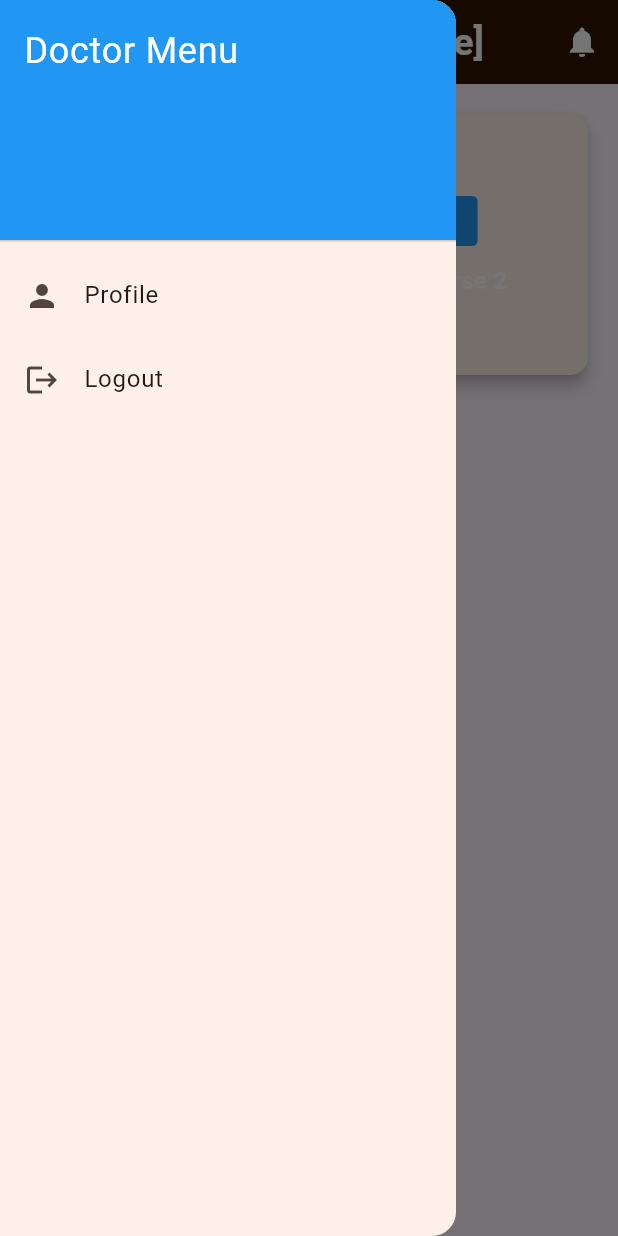
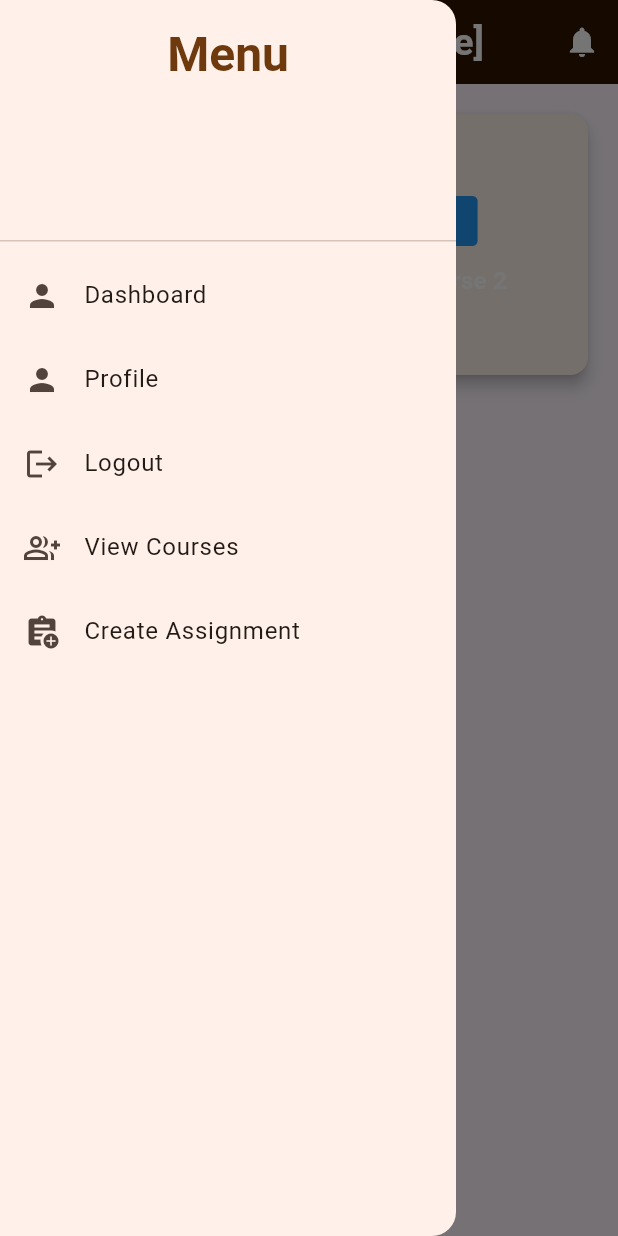
Before and after one commit to MobileProgramming2025/MobileProgramming, a Flutter app: the DoctorDashboard screen opened by its route, with the side drawer open, on a phone screen of 412 x 824 dp. Run offline on Flutter 3.47's test engine with Material 3 defaults, Android fonts, the phone set to English and light mode, and no system bars; our stand-ins replace cloud_firestore, file_picker, firebase_auth, firebase_core, firebase_storage, flutter_sizer and 1 more; accounts and stored records are empty.

Commit message:
doctor drawer

```diff
--- a/lib/main.dart
+++ b/lib/main.dart
@@ -145,6 +145,7 @@ class MyApp extends StatelessWidget {
           '/createQuiz': (context) => QuizCreationScreen(),
           '/add-doctor': (context) => AddDoctorScreen(),
           '/Doctors Dashboard': (context) => DashboardScreen(),
+          '/Doctor-dashboard':(context)=>DoctorDashboard(),
           '/add_courses': (context) => AddCoursesScreen(),
           '/view_courses': (context) => ViewCoursesScreen(),
         },
--- a/lib/screens/Assignment/assignment_list_screen.dart
+++ b/lib/screens/Assignment/assignment_list_screen.dart
@@ -1,5 +1,6 @@
 import 'package:flutter/material.dart';
 import 'package:cloud_firestore/cloud_firestore.dart';
+import 'package:mobileprogramming/screens/doctorDrawer.dart';
 import 'package:mobileprogramming/screens/userDrawer.dart';
 import 'add_edit_assignment_screen.dart';
 
@@ -103,7 +104,7 @@ class _AssignmentListScreenState extends State<AssignmentListScreen> {
           ),
         ),
       ),
-      drawer: const UserDrawer(),
+      drawer: const DoctorDrawer(),
 
       body: ListView.builder(
         itemCount: _assignments.length,
--- /dev/null
+++ b/lib/screens/doctorDrawer.dart
@@ -0,0 +1,59 @@
+import 'package:flutter/material.dart';
+
+class DoctorDrawer extends StatelessWidget {
+  const DoctorDrawer({Key? key}) : super(key: key);
+
+  @override
+  Widget build(BuildContext context) {
+    return Drawer(
+      child: ListView(
+        padding: EdgeInsets.zero,
+        children: <Widget>[
+          DrawerHeader(
+            child: Text(
+              'Menu',
+              style: Theme.of(context).textTheme.headlineLarge,
+              textAlign: TextAlign.center,
+            ),
+          ),
+            ListTile(
+              leading: Icon(Icons.person),
+              title: Text('Dashboard'),
+              onTap: () {
+               Navigator.pushNamed(context, '/Doctor-dashboard');
+              },
+            ),
+             ListTile(
+              leading: Icon(Icons.person),
+              title: Text('Profile'),
+              onTap: () {
+
+              },
+            ),
+            ListTile(
+              leading: Icon(Icons.logout),
+              title: Text('Logout'),
+              onTap: () {
+                // Handle logout
+              },
+            ),
+
+          ListTile(
+            leading: Icon(Icons.group_add_outlined),
+            title: Text('View Courses'),
+            onTap: () {
+              Navigator.pushNamed(context, '/view_course');
+            },
+          ),
+          ListTile(
+            leading: Icon(Icons.assignment_add),
+            title: Text('Create Assignment'),
+            onTap: () {
+              Navigator.pushNamed(context, '/create_assignment');
+            },
+          ),
+        ],
+      ),
+    );
+  }
+}
--- a/lib/screens/doctorScreens/doctor_dashboard.dart
+++ b/lib/screens/doctorScreens/doctor_dashboard.dart
@@ -1,4 +1,5 @@
 import 'package:flutter/material.dart';
+import 'package:mobileprogramming/screens/doctorDrawer.dart';
 
 class DoctorDashboard extends StatefulWidget {
   const DoctorDashboard({super.key});
@@ -38,40 +39,15 @@ class _DoctorDashboardState extends State<DoctorDashboard> {
             },
           ),
         ],
-      ),
-      drawer: Drawer(
-        child: ListView(
-          padding: EdgeInsets.zero,
-          children: [
-            DrawerHeader(
-              decoration: BoxDecoration(
-                color: Colors.blue,
-              ),
-              child: Text(
-                'Doctor Menu',
-                style: TextStyle(
-                  color: Colors.white,
-                  fontSize: 24,
-                ),
-              ),
-            ),
-            ListTile(
-              leading: Icon(Icons.person),
-              title: Text('Profile'),
-              onTap: () {
-                // Navigate to doctor's profile
-              },
-            ),
-            ListTile(
-              leading: Icon(Icons.logout),
-              title: Text('Logout'),
-              onTap: () {
-                // Handle logout
-              },
-            ),
-          ],
+          leading: Builder(
+          builder: (context) => IconButton(
+            icon: Icon(Icons.menu),
+            onPressed: () => Scaffold.of(context).openDrawer(),
+          ),
         ),
       ),
+      drawer: const DoctorDrawer(),
+
       body: isLoading
           ? Center(
             child: CircularProgressIndicator(),
--- a/lib/screens/doctorScreens/doctor_profile.dart
+++ b/lib/screens/doctorScreens/doctor_profile.dart
@@ -1,5 +1,6 @@
 import 'package:flutter/material.dart';
 import 'package:mobileprogramming/models/user.dart';
+import 'package:mobileprogramming/screens/doctorDrawer.dart';
 
 class DoctorProfile extends StatefulWidget {
   final User doctor;
@@ -25,7 +26,14 @@ class _DoctorProfileState extends State<DoctorProfile> {
     return Scaffold(
       appBar: AppBar(
         title: Text('Profile'),
+       leading: Builder(
+          builder: (context) => IconButton(
+            icon: Icon(Icons.menu),
+            onPressed: () => Scaffold.of(context).openDrawer(),
+          ),
+        ),
       ),
+      drawer: const DoctorDrawer(),
       body: Padding(
         padding: const EdgeInsets.all(16.0),
         child: Column(
```
